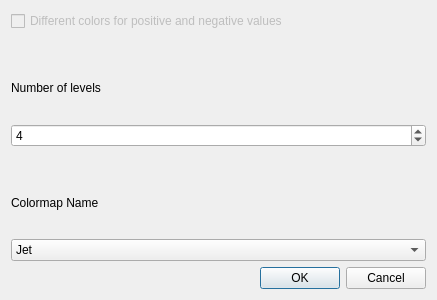
Qt form spmclient/ui/gui/xml/ui_colormap_chooser.ui (aalhossary/MovementRx) before a commit.
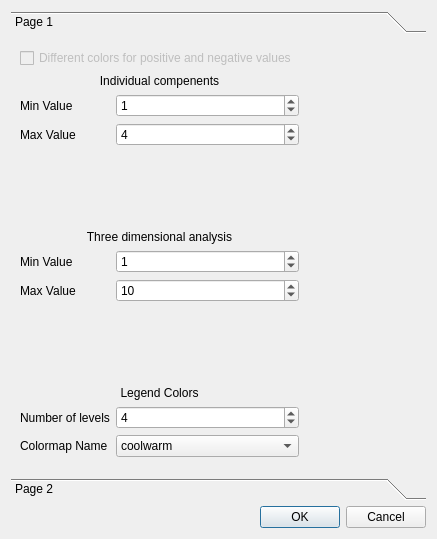
The same form after that commit. Custom widgets are drawn as their Qt base class.

What changed in the file:
```diff
--- a/spmclient/ui/gui/xml/ui_colormap_chooser.ui
+++ b/spmclient/ui/gui/xml/ui_colormap_chooser.ui
@@ -7,7 +7,7 @@
     <x>0</x>
     <y>0</y>
     <width>437</width>
-    <height>300</height>
+    <height>539</height>
    </rect>
   </property>
   <property name="windowTitle">
@@ -17,92 +17,357 @@
    <item row="0" column="0">
     <layout class="QVBoxLayout" name="verticalLayout">
      <item>
-      <widget class="QCheckBox" name="checkBox">
-       <property name="enabled">
-        <bool>false</bool>
-       </property>
-       <property name="text">
-        <string>Different colors for positive and negative values</string>
-       </property>
-      </widget>
-     </item>
-     <item>
-      <spacer name="verticalSpacer">
-       <property name="orientation">
-        <enum>Qt::Vertical</enum>
-       </property>
-       <property name="sizeType">
-        <enum>QSizePolicy::Preferred</enum>
-       </property>
-       <property name="sizeHint" stdset="0">
-        <size>
-         <width>20</width>
-         <height>20</height>
-        </size>
-       </property>
-      </spacer>
-     </item>
-     <item>
-      <widget class="QLabel" name="label">
-       <property name="text">
-        <string>Number of levels</string>
-       </property>
-      </widget>
-     </item>
-     <item>
-      <widget class="QSpinBox" name="spinBox">
-       <property name="minimum">
-        <number>3</number>
-       </property>
-       <property name="maximum">
-        <number>20</number>
-       </property>
-       <property name="value">
-        <number>4</number>
-       </property>
-      </widget>
-     </item>
-     <item>
-      <spacer name="verticalSpacer_2">
-       <property name="orientation">
-        <enum>Qt::Vertical</enum>
-       </property>
-       <property name="sizeType">
-        <enum>QSizePolicy::Preferred</enum>
-       </property>
-       <property name="sizeHint" stdset="0">
-        <size>
-         <width>20</width>
-         <height>20</height>
-        </size>
-       </property>
-      </spacer>
-     </item>
-     <item>
-      <widget class="QLabel" name="label_2">
-       <property name="text">
-        <string>Colormap Name</string>
-       </property>
-      </widget>
-     </item>
-     <item>
-      <widget class="QComboBox" name="comboBox">
-       <property name="currentText">
-        <string notr="true">Jet</string>
-       </property>
+      <widget class="QToolBox" name="toolBox">
        <property name="currentIndex">
         <number>0</number>
        </property>
-       <item>
-        <property name="text">
-         <string>Jet</string>
+       <widget class="QWidget" name="Scalarcomponents">
+        <property name="geometry">
+         <rect>
+          <x>0</x>
+          <y>0</y>
+          <width>417</width>
+          <height>436</height>
+         </rect>
         </property>
-       </item>
-       <item>
-        <property name="text">
-         <string>Coolhot</string>
+        <attribute name="label">
+         <string>Page 1</string>
+        </attribute>
+        <layout class="QGridLayout" name="gridLayout_4">
+         <item row="0" column="0">
+          <layout class="QGridLayout" name="gridLayout_2" columnstretch="5,2">
+           <item row="1" column="0">
+            <layout class="QFormLayout" name="formLayout">
+             <item row="0" column="0" colspan="2">
+              <widget class="QLabel" name="label_7">
+               <property name="text">
+                <string>Individual compenents</string>
+               </property>
+               <property name="alignment">
+                <set>Qt::AlignCenter</set>
+               </property>
+              </widget>
+             </item>
+             <item row="1" column="0">
+              <widget class="QLabel" name="label_5">
+               <property name="text">
+                <string>Min Value</string>
+               </property>
+               <property name="buddy">
+                <cstring>min_value_spinbox</cstring>
+               </property>
+              </widget>
+             </item>
+             <item row="1" column="1">
+              <widget class="QSpinBox" name="min_value_spinbox">
+               <property name="value">
+                <number>1</number>
+               </property>
+              </widget>
+             </item>
+             <item row="2" column="0">
+              <widget class="QLabel" name="label_6">
+               <property name="text">
+                <string>Max Value</string>
+               </property>
+               <property name="buddy">
+                <cstring>max_value_spinbox</cstring>
+               </property>
+              </widget>
+             </item>
+             <item row="2" column="1">
+              <widget class="QSpinBox" name="max_value_spinbox">
+               <property name="value">
+                <number>4</number>
+               </property>
+              </widget>
+             </item>
+             <item row="3" column="0">
+              <spacer name="verticalSpacer">
+               <property name="orientation">
+                <enum>Qt::Vertical</enum>
+               </property>
+               <property name="sizeHint" stdset="0">
+                <size>
+                 <width>20</width>
+                 <height>40</height>
+                </size>
+               </property>
+              </spacer>
+             </item>
+             <item row="3" column="1">
+              <spacer name="verticalSpacer_2">
+               <property name="orientation">
+                <enum>Qt::Vertical</enum>
+               </property>
+               <property name="sizeHint" stdset="0">
+                <size>
+                 <width>20</width>
+                 <height>40</height>
+                </size>
+               </property>
+              </spacer>
+             </item>
+             <item row="4" column="0" colspan="2">
+              <widget class="QLabel" name="label_8">
+               <property name="text">
+                <string>Three dimensional analysis</string>
+               </property>
+               <property name="alignment">
+                <set>Qt::AlignCenter</set>
+               </property>
+              </widget>
+             </item>
+             <item row="8" column="0" colspan="2">
+              <widget class="QLabel" name="label_11">
+               <property name="text">
+                <string>Legend Colors</string>
+               </property>
+               <property name="alignment">
+                <set>Qt::AlignCenter</set>
+               </property>
+              </widget>
+             </item>
+             <item row="9" column="0">
+              <widget class="QLabel" name="label">
+               <property name="text">
+                <string>Number of levels</string>
+               </property>
+               <property name="buddy">
+                <cstring>num_levels_spinBox</cstring>
+               </property>
+              </widget>
+             </item>
+             <item row="9" column="1">
+              <widget class="QSpinBox" name="num_levels_spinBox">
+               <property name="minimum">
+                <number>3</number>
+               </property>
+               <property name="maximum">
+                <number>20</number>
+               </property>
+               <property name="value">
+                <number>4</number>
+               </property>
+              </widget>
+             </item>
+             <item row="10" column="0">
+              <widget class="QLabel" name="label_2">
+               <property name="text">
+                <string>Colormap Name</string>
+               </property>
+               <property name="buddy">
+                <cstring>colormap_name_comboBox</cstring>
+               </property>
+              </widget>
+             </item>
+             <item row="10" column="1">
+              <widget class="QComboBox" name="colormap_name_comboBox">
+               <property name="currentIndex">
+                <number>0</number>
+               </property>
+               <item>
+                <property name="text">
+                 <string notr="true">coolwarm</string>
+                </property>
+               </item>
+               <item>
+                <property name="text">
+                 <string notr="true">jet</string>
+                </property>
+               </item>
+               <item>
+                <property name="text">
+                 <string notr="true">viridis</string>
+                </property>
+               </item>
+              </widget>
+             </item>
+             <item row="5" column="1">
+              <widget class="QSpinBox" name="min_value_spinbox_2">
+               <property name="value">
+                <number>1</number>
+               </property>
+              </widget>
+             </item>
+             <item row="5" column="0">
+              <widget class="QLabel" name="label_9">
+               <property name="text">
+                <string>Min Value</string>
+               </property>
+              </widget>
+             </item>
+             <item row="6" column="0">
+              <widget class="QLabel" name="label_10">
+               <property name="text">
+                <string>Max Value</string>
+               </property>
+               <property name="buddy">
+                <cstring>max_value_spinbox</cstring>
+               </property>
+              </widget>
+             </item>
+             <item row="6" column="1">
+              <widget class="QSpinBox" name="max_value_spinbox_2">
+               <property name="value">
+                <number>10</number>
+               </property>
+              </widget>
+             </item>
+             <item row="7" column="0">
+              <spacer name="verticalSpacer_5">
+               <property name="orientation">
+                <enum>Qt::Vertical</enum>
+               </property>
+               <property name="sizeHint" stdset="0">
+                <size>
+                 <width>20</width>
+                 <height>40</height>
+                </size>
+               </property>
+              </spacer>
+             </item>
+             <item row="7" column="1">
+              <spacer name="verticalSpacer_6">
+               <property name="orientation">
+                <enum>Qt::Vertical</enum>
+               </property>
+               <property name="sizeHint" stdset="0">
+                <size>
+                 <width>20</width>
+                 <height>40</height>
+                </size>
+               </property>
+              </spacer>
+             </item>
+            </layout>
+           </item>
+           <item row="1" column="1" rowspan="2">
+            <widget class="LegendMplCanvas" name="colormap_legend" native="true"/>
+           </item>
+           <item row="0" column="0" colspan="2">
+            <widget class="QCheckBox" name="checkBox">
+             <property name="enabled">
+              <bool>false</bool>
+             </property>
+             <property name="text">
+              <string>Different colors for positive and negative values</string>
+             </property>
+            </widget>
+           </item>
+          </layout>
+         </item>
+        </layout>
+       </widget>
+       <widget class="QWidget" name="page_2">
+        <property name="geometry">
+         <rect>
+          <x>0</x>
+          <y>0</y>
+          <width>272</width>
+          <height>137</height>
+         </rect>
         </property>
-       </item>
+        <attribute name="label">
+         <string>Page 2</string>
+        </attribute>
+        <layout class="QGridLayout" name="gridLayout_3">
+         <item row="0" column="0">
+          <widget class="QCheckBox" name="checkBox_2">
+           <property name="enabled">
+            <bool>false</bool>
+           </property>
+           <property name="text">
+            <string>Different colors for positive and negative values</string>
+           </property>
+          </widget>
+         </item>
+         <item row="1" column="0">
+          <spacer name="verticalSpacer_3">
+           <property name="orientation">
+            <enum>Qt::Vertical</enum>
+           </property>
+           <property name="sizeType">
+            <enum>QSizePolicy::Preferred</enum>
+           </property>
+           <property name="sizeHint" stdset="0">
+            <size>
+             <width>20</width>
+             <height>78</height>
+            </size>
+           </property>
+          </spacer>
+         </item>
+         <item row="2" column="0">
+          <widget class="QLabel" name="label_4">
+           <property name="text">
+            <string>Number of levels</string>
+           </property>
+          </widget>
+         </item>
+         <item row="3" column="0">
+          <widget class="QSpinBox" name="spinBox_2">
+           <property name="minimum">
+            <number>3</number>
+           </property>
+           <property name="maximum">
+            <number>20</number>
+           </property>
+           <property name="value">
+            <number>4</number>
+           </property>
+          </widget>
+         </item>
+         <item row="4" column="0">
+          <spacer name="verticalSpacer_4">
+           <property name="orientation">
+            <enum>Qt::Vertical</enum>
+           </property>
+           <property name="sizeType">
+            <enum>QSizePolicy::Preferred</enum>
+           </property>
+           <property name="sizeHint" stdset="0">
+            <size>
+             <width>20</width>
+             <height>78</height>
+            </size>
+           </property>
+          </spacer>
+         </item>
+         <item row="5" column="0">
+          <widget class="QLabel" name="label_3">
+           <property name="text">
+            <string>Colormap Name</string>
+           </property>
+          </widget>
+         </item>
+         <item row="6" column="0">
+          <widget class="QComboBox" name="comboBox_2">
+           <property name="currentText">
+            <string notr="true">Jet</string>
+           </property>
+           <property name="currentIndex">
+            <number>0</number>
+           </property>
+           <item>
+            <property name="text">
+             <string>Jet</string>
+            </property>
+           </item>
+           <item>
+            <property name="text">
+             <string>viridis</string>
+            </property>
+           </item>
+           <item>
+            <property name="text">
+             <string>Coolhot</string>
+            </property>
+           </item>
+          </widget>
+         </item>
+        </layout>
+       </widget>
       </widget>
      </item>
     </layout>
@@ -119,6 +384,27 @@
    </item>
   </layout>
  </widget>
+ <customwidgets>
+  <customwidget>
+   <class>LegendMplCanvas</class>
+   <extends>QWidget</extends>
+   <header location="global">spmclient.ui.gui.xml.mplcanvas.h</header>
+   <container>1</container>
+   <slots>
+    <slot>update_legend()</slot>
+   </slots>
+  </customwidget>
+ </customwidgets>
+ <tabstops>
+  <tabstop>min_value_spinbox</tabstop>
+  <tabstop>max_value_spinbox</tabstop>
+  <tabstop>num_levels_spinBox</tabstop>
+  <tabstop>colormap_name_comboBox</tabstop>
+  <tabstop>checkBox</tabstop>
+  <tabstop>comboBox_2</tabstop>
+  <tabstop>checkBox_2</tabstop>
+  <tabstop>spinBox_2</tabstop>
+ </tabstops>
  <resources/>
  <connections>
   <connection>
```
Left out of the diff: 59 changed lines with no effect on the pictures.
